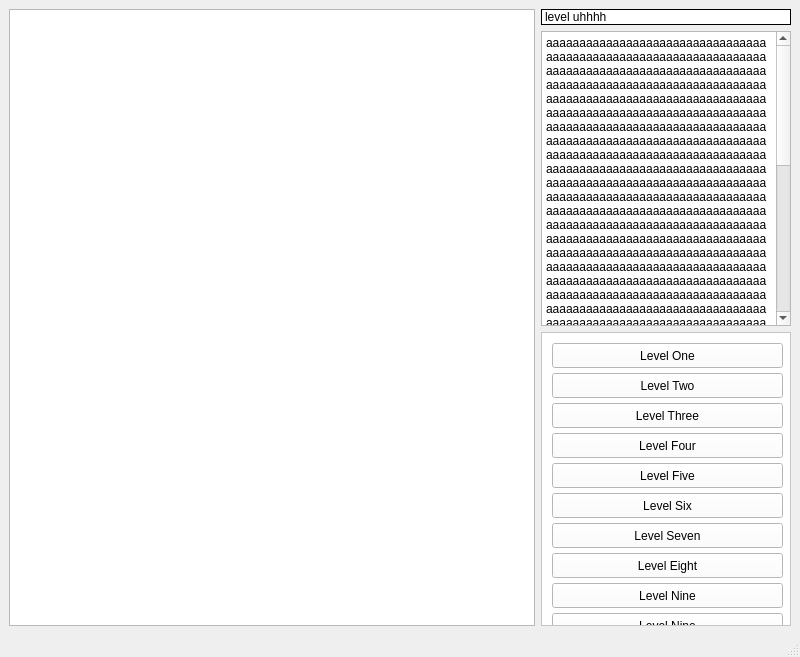
MattLinguini/circuitgates, file circuit_game_view.ui: the form before one commit.
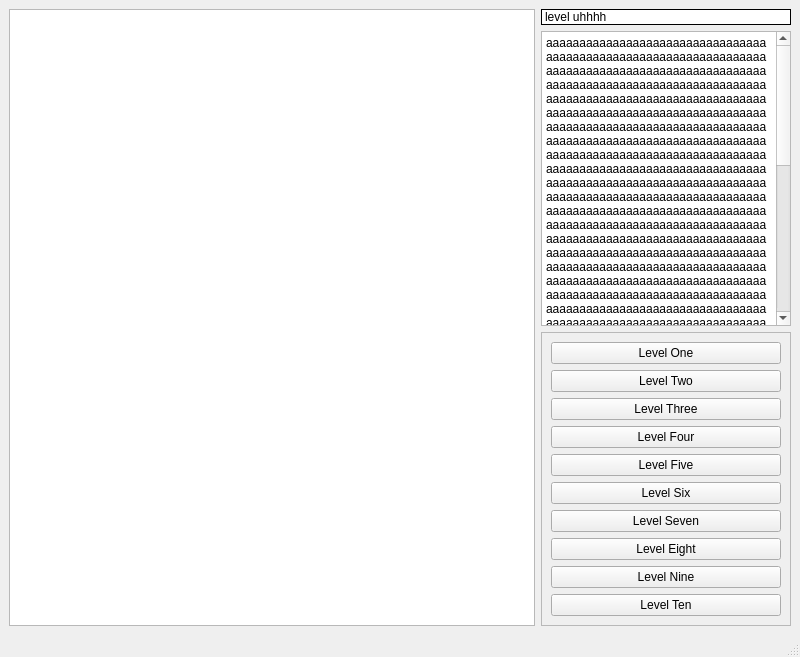
The form after the commit.

Commit message: Fixed level select scrollbar.

```diff
--- a/circuit_game_view.ui
+++ b/circuit_game_view.ui
@@ -13,6 +13,9 @@
   <property name="windowTitle">
    <string>MainWindow</string>
   </property>
+  <property name="styleSheet">
+   <string notr="true"/>
+  </property>
   <widget class="QWidget" name="centralwidget">
    <property name="sizePolicy">
     <sizepolicy hsizetype="Expanding" vsizetype="Expanding">
@@ -126,7 +129,7 @@
          </size>
         </property>
         <property name="styleSheet">
-         <string notr="true">background-color:white;</string>
+         <string notr="true"/>
         </property>
         <property name="widgetResizable">
          <bool>true</bool>
@@ -137,139 +140,81 @@
            <x>0</x>
            <y>0</y>
            <width>248</width>
-           <height>280</height>
+           <height>312</height>
           </rect>
          </property>
+         <layout class="QVBoxLayout" name="verticalLayout_2">
+          <item>
          <widget class="QPushButton" name="level_1">
-          <property name="geometry">
-           <rect>
-            <x>10</x>
-            <y>10</y>
-            <width>231</width>
-            <height>25</height>
-           </rect>
-          </property>
           <property name="text">
            <string>Level One</string>
           </property>
          </widget>
+          </item>
+          <item>
          <widget class="QPushButton" name="level_2">
-          <property name="geometry">
-           <rect>
-            <x>10</x>
-            <y>40</y>
-            <width>231</width>
-            <height>25</height>
-           </rect>
-          </property>
           <property name="text">
            <string>Level Two</string>
           </property>
          </widget>
+          </item>
+          <item>
          <widget class="QPushButton" name="level_3">
-          <property name="geometry">
-           <rect>
-            <x>10</x>
-            <y>70</y>
-            <width>231</width>
-            <height>25</height>
-           </rect>
-          </property>
           <property name="text">
            <string>Level Three</string>
           </property>
          </widget>
+          </item>
+          <item>
          <widget class="QPushButton" name="level_4">
-          <property name="geometry">
-           <rect>
-            <x>10</x>
-            <y>100</y>
-            <width>231</width>
-            <height>25</height>
-           </rect>
-          </property>
           <property name="text">
            <string>Level Four</string>
           </property>
          </widget>
+          </item>
+          <item>
          <widget class="QPushButton" name="level_5">
-          <property name="geometry">
-           <rect>
-            <x>10</x>
-            <y>130</y>
-            <width>231</width>
-            <height>25</height>
-           </rect>
-          </property>
           <property name="text">
            <string>Level Five</string>
           </property>
          </widget>
+          </item>
+          <item>
          <widget class="QPushButton" name="level_6">
-          <property name="geometry">
-           <rect>
-            <x>10</x>
-            <y>160</y>
-            <width>231</width>
-            <height>25</height>
-           </rect>
-          </property>
           <property name="text">
            <string>Level Six</string>
           </property>
          </widget>
+          </item>
+          <item>
          <widget class="QPushButton" name="level_7">
-          <property name="geometry">
-           <rect>
-            <x>10</x>
-            <y>190</y>
-            <width>231</width>
-            <height>25</height>
-           </rect>
-          </property>
           <property name="text">
            <string>Level Seven</string>
           </property>
          </widget>
+          </item>
+          <item>
          <widget class="QPushButton" name="level_8">
-          <property name="geometry">
-           <rect>
-            <x>10</x>
-            <y>220</y>
-            <width>231</width>
-            <height>25</height>
-           </rect>
-          </property>
           <property name="text">
            <string>Level Eight</string>
           </property>
          </widget>
+          </item>
+          <item>
          <widget class="QPushButton" name="level_9">
-          <property name="geometry">
-           <rect>
-            <x>10</x>
-            <y>250</y>
-            <width>231</width>
-            <height>25</height>
-           </rect>
-          </property>
           <property name="text">
            <string>Level Nine</string>
           </property>
          </widget>
+          </item>
+          <item>
          <widget class="QPushButton" name="level_10">
-          <property name="geometry">
-           <rect>
-            <x>10</x>
-            <y>280</y>
-            <width>231</width>
-            <height>25</height>
-           </rect>
-          </property>
           <property name="text">
-           <string>Level Nine</string>
-          </property>
-         </widget>
+             <string>Level Ten</string>
+            </property>
+           </widget>
+          </item>
+         </layout>
         </widget>
        </widget>
       </item>
```
Left out of the diff: 3 changed lines with no effect on the pictures. Lines whose indentation alone changed are shown as unchanged.
